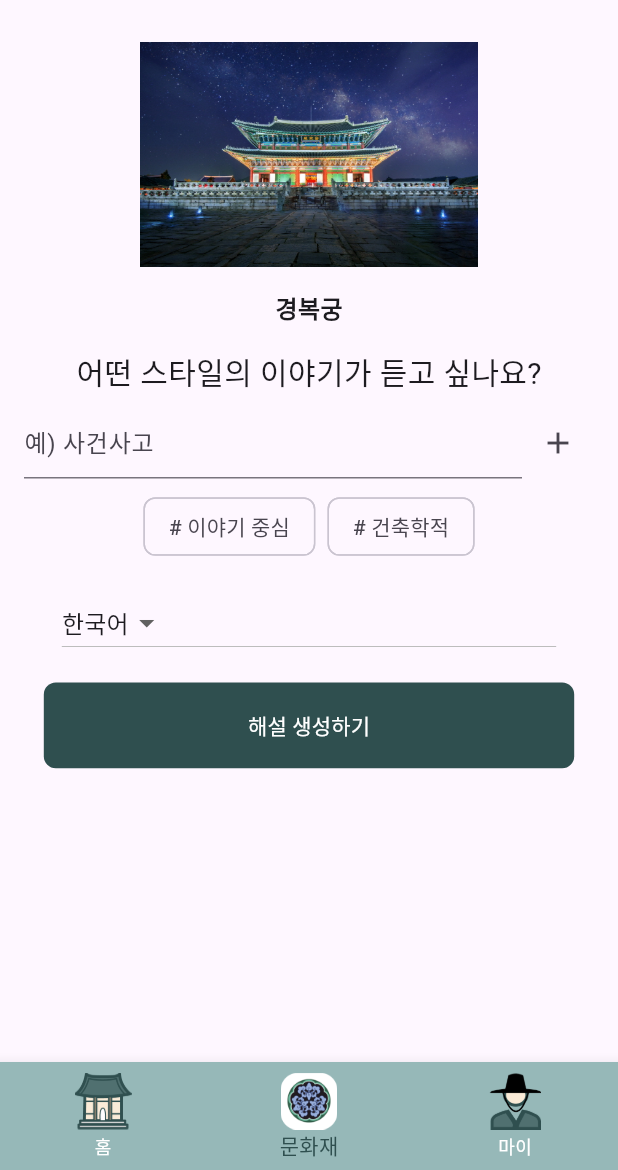
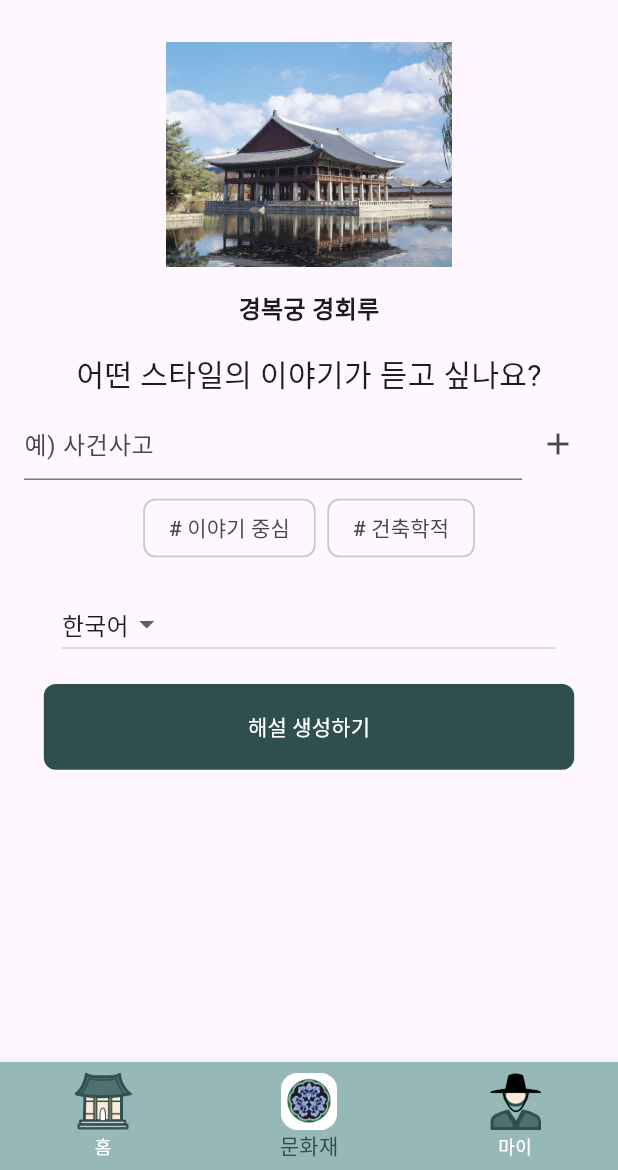
Before and after one commit to qkrtnwjd4212/sw_univ_digital_competition, a Flutter app: the GenerateExplanationScreen screen opened directly, on a phone screen of 412 x 824 dp, the part 66-1236 px from its top. Run offline on Flutter 3.47's test engine with Material 3 defaults, Android fonts, the phone set to English and light mode, and no system bars; our stand-ins replace carousel_slider, firebase_core, flutter_dotenv, geolocator, get, google_sign_in and 1 more; missing offline and left inert: flutter_naver_login, flutter_naver_map, xml2json; accounts and stored records are empty.

Commit message:
/#7/ 이미지 등 수정

```diff
--- a/lib/screen/docent_chat/generate_explanation.dart
+++ b/lib/screen/docent_chat/generate_explanation.dart
@@ -9,7 +9,7 @@ class GenerateExplanationScreen extends StatefulWidget {
 }
 
 class _GenerateExplanationScreenState extends State<GenerateExplanationScreen> {
-  var heritage_name = "경복궁";
+  var heritage_name = "경복궁 경회루";
   var tags = ["이야기 중심", "건축학적"];
   final TextEditingController tagController = TextEditingController();
 
--- a/lib/screen/docent_chat/play_explanation.dart
+++ b/lib/screen/docent_chat/play_explanation.dart
@@ -12,7 +12,7 @@ class PlayExplanationScreen extends StatefulWidget {
 class _PlayExplanationScreenState extends State<PlayExplanationScreen> {
   ColorPallet colorPallet = ColorPallet();
 
-  var heritageName = "경복궁";
+  var heritageName = "경복궁 경회루";
   var description = "경복궁은 서울의 중심부에 위치한 조선 왕조의 궁궐로, 한국의 중요한 문화재 중 하나입니다. 조선 태조 이성계가 1395년에 건립한 이 궁궐은 정치, 역사, 문화의 중심지로 기능했습니다. 경복궁은 한국 역사 속에서 여러 이야기를 품고 있습니다. 임진왜란 때 불타버렸으나 흥선대원군에 의해 재건되었습니다. 이곳에서 수많은 왕과 왕비, 신하들이 나라의 중요한 결정을 내렸습니다. 또한, 일제 강점기에는 궁궐의 많은 부분이 훼손되었으나, 현대에 와서는 복원 작업이 진행되어 현재의 모습을 되찾았습니다. 경복궁은 전통 한옥 건축의 정수를 보여줍니다. 정전인 근정전과 왕의 생활 공간인 강녕전, 그리고 후원의 향원정 등 각 건물은 독특한 조형미를 자랑합니다. 궁궐의 배치는 풍수지리 사상을 반영하여 지어졌으며, 건물들은 기둥과 서까래, 기와지붕 등 전통 목조 건축 기법을 사용했습니다. 또한, 궁궐 내의 정원과 연못은 자연과 조화를 이루며 아름다운 경관을 자아냅니다. 경복궁은 단순한 정치적 공간을 넘어, 왕과 왕비의 사랑 이야기도 담고 있습니다. 특히 경회루는 왕과 왕비가 함께 연회를 즐기던 장소로, 조선의 로맨스를 상징합니다. 또한, 후궁들이 머물던 공간과 후원은 이들의 삶과 사랑이 묻어나는 장소입니다. 경복궁은 한국의 역사와 문화를 상징하는 장소로, 많은 이들에게 사랑받고 있으며, 그 안에 담긴 다양한 이야기는 오늘날까지도 큰 감동을 줍니다.";
 
   double progressValue = 0.0;
```
Also changed, not shown: lib/assets/images/dummy_1.jpg.
